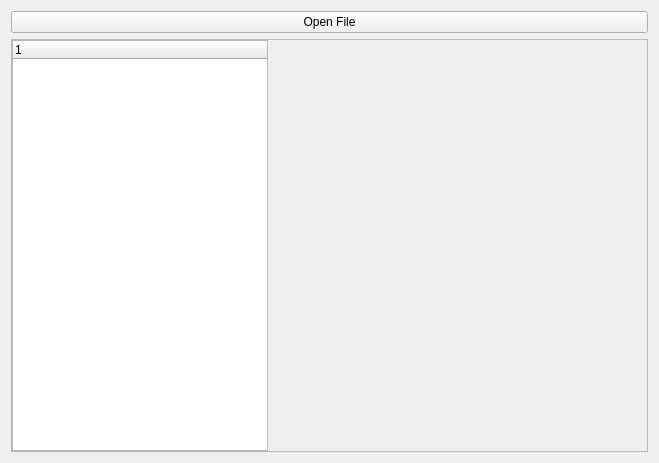
Before: the Qt Designer form curve/curvewindow.ui in SoloMainDeveloper/TurbineQC, drawn with Qt 5.
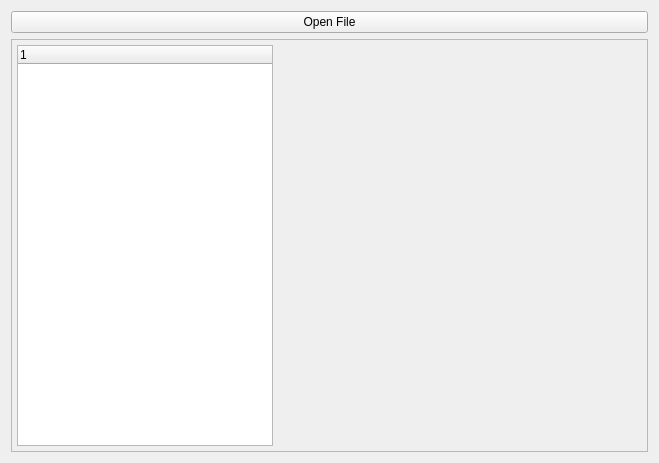
After: the same form once the commit is applied. Custom widgets are drawn as their Qt base class.

```diff
--- a/curve/curvewindow.ui
+++ b/curve/curvewindow.ui
@@ -37,6 +37,20 @@
         <number>0</number>
        </property>
        <item>
+        <layout class="QVBoxLayout" name="leftBar">
+         <property name="leftMargin">
+          <number>5</number>
+         </property>
+         <property name="topMargin">
+          <number>5</number>
+         </property>
+         <property name="rightMargin">
+          <number>5</number>
+         </property>
+         <property name="bottomMargin">
+          <number>5</number>
+         </property>
+         <item>
         <widget class="Tree" name="tree">
          <property name="sizePolicy">
           <sizepolicy hsizetype="Minimum" vsizetype="Preferred">
@@ -51,8 +65,10 @@
          </column>
         </widget>
        </item>
+        </layout>
+       </item>
        <item>
-        <widget class="QCustomPlot" name="plot" native="true">
+        <widget class="Plot" name="plot" native="true">
          <property name="sizePolicy">
           <sizepolicy hsizetype="Expanding" vsizetype="Preferred">
            <horstretch>0</horstretch>
@@ -76,17 +92,16 @@
  </widget>
  <layoutdefault spacing="6" margin="11"/>
  <customwidgets>
-  <customwidget>
-   <class>QCustomPlot</class>
-   <extends>QWidget</extends>
-   <header>qcustomplot.h</header>
-   <container>1</container>
-  </customwidget>
   <customwidget>
    <class>Tree</class>
    <extends>QTreeWidget</extends>
    <header>tree.h</header>
   </customwidget>
+  <customwidget>
+   <class>Plot</class>
+   <extends>QWidget</extends>
+   <header>curve/plot.h</header>
+  </customwidget>
  </customwidgets>
  <resources>
   <include location="curvewindow.qrc"/>
```
Lines whose indentation alone changed are shown as unchanged.
